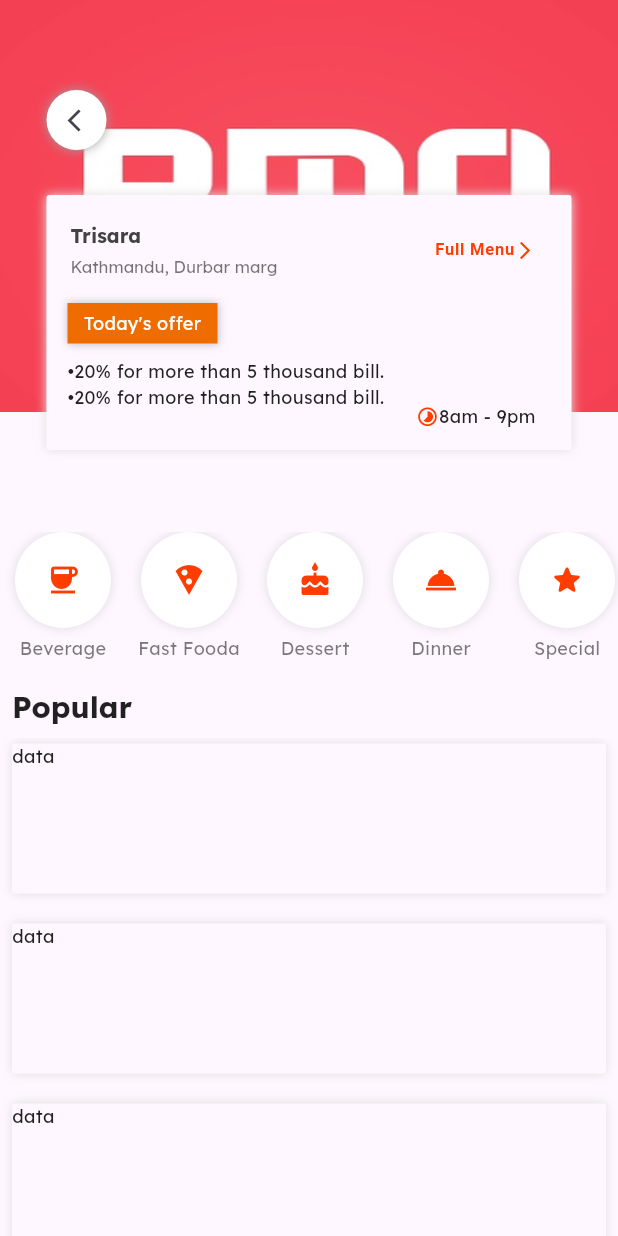
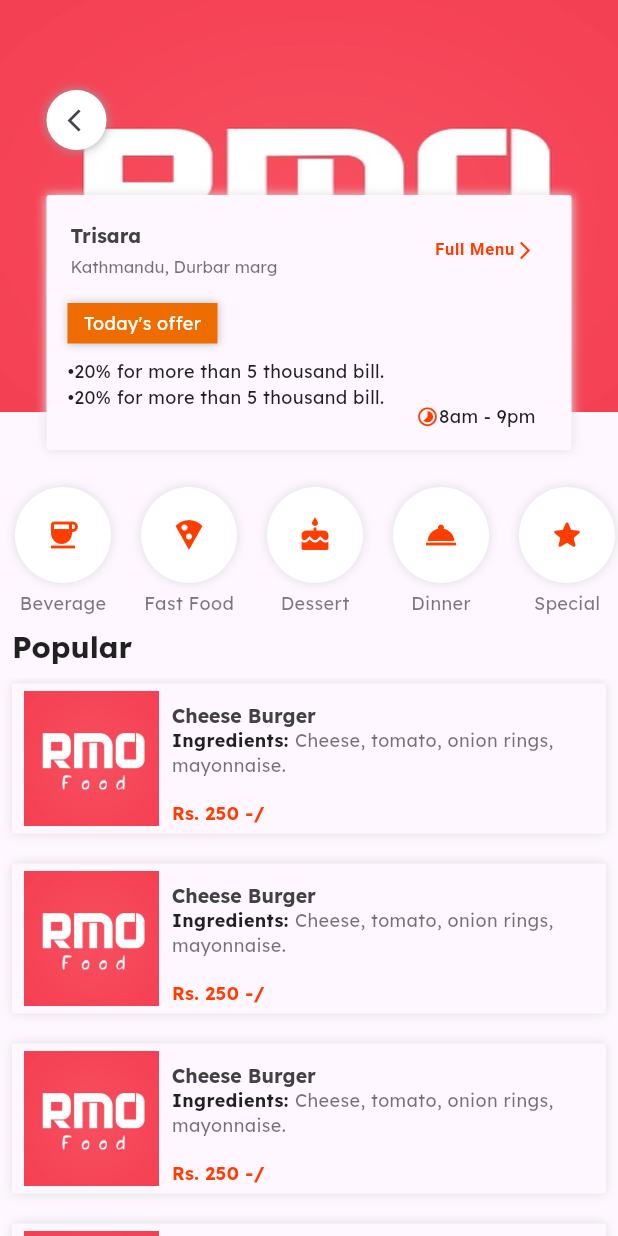
Before and after one commit to RMO-Food/rmo-food-mobile, a Flutter app: the CafeScreen screen opened directly, after a tap on "30%", on a phone screen of 412 x 824 dp. Run offline on Flutter 3.47's test engine with Material 3 defaults, Android fonts, the phone set to English and light mode, and no system bars; our stand-ins replace flutter_svg.

Commit message:
run on iOS, completed cafe detail UI

```diff
--- /dev/null
+++ b/devtools_options.yaml
@@ -0,0 +1 @@
+extensions:
--- a/lib/helper/custom_appbar.dart
+++ b/lib/helper/custom_appbar.dart
@@ -18,37 +18,40 @@ class CustomAppBar extends StatelessWidget implements PreferredSizeWidget {
     return AppBar(
         title: ListTile(
             contentPadding: const EdgeInsets.only(top: 20, bottom: 10),
-            leading: leading ??
-                Container(
-                    decoration: const BoxDecoration(
+            leading: SizedBox(
+                width: 40,
+                height: 40,
+                child: leading ??
+                    const DecoratedBox(
+                        decoration: BoxDecoration(
                             color: primaryColor,
                             borderRadius: BorderRadius.all(Radius.circular(5))),
+                        child: Icon(Icons.person, color: Colors.white))),
+            title: title ??
+                const Text("Hi, John",
+                    style:
+                        TextStyle(fontWeight: FontWeight.bold, fontSize: 17)),
+            subtitle: subtitle,
+            trailing: showSetting!
+                ? SizedBox(
                     height: 40,
                     width: 40,
-                    child: const Icon(Icons.person, color: Colors.white)),
-            title: title ??
-                Text("Hi, John",
-                    style: Theme.of(context).textTheme.bodyMedium!.copyWith(
-                        fontWeight: FontWeight.bold,
-                        fontSize: 17,
-                        letterSpacing: -.5)),
-            subtitle: subtitle,
-            trailing: showSetting!
-                ? Container(
+                    child: DecoratedBox(
                         decoration: BoxDecoration(
-                        color: MediaQuery.platformBrightnessOf(context).name ==
+                            color:
+                                MediaQuery.platformBrightnessOf(context).name ==
                                         "light"
                                     ? Colors.black12
                                     : Colors.grey.shade800,
                             borderRadius:
                                 const BorderRadius.all(Radius.circular(5))),
-                    height: 40,
-                    width: 40,
                         child: Icon(Icons.settings,
-                        color: MediaQuery.platformBrightnessOf(context).name ==
+                            color:
+                                MediaQuery.platformBrightnessOf(context).name ==
                                         "light"
                                     ? Colors.black54
-                            : Colors.grey))
+                                    : Colors.grey)),
+                  )
                 : null));
   }
 
--- a/lib/src/pages/services/cafe/presentation/cafe_detail.dart
+++ b/lib/src/pages/services/cafe/presentation/cafe_detail.dart
@@ -23,19 +23,19 @@ class CafeDetailScreen extends StatelessWidget {
             flex: 2,
             child: Column(children: [
               FixedGaps.verticalGap50,
-              FixedGaps.verticalGap30,
+              // FixedGaps.verticalGap30,
               SingleChildScrollView(
+                  clipBehavior: Clip.none,
                   physics: const BouncingScrollPhysics(),
                   scrollDirection: Axis.horizontal,
                   child: Row(children: [
                     _fitlerButtons(icon: Icons.coffee, name: "Beverage"),
-                    _fitlerButtons(icon: Icons.local_pizza, name: "Fast Fooda"),
+                    _fitlerButtons(icon: Icons.local_pizza, name: "Fast Food"),
                     _fitlerButtons(icon: Icons.cake, name: "Dessert"),
                     _fitlerButtons(
                         icon: Icons.room_service_sharp, name: "Dinner"),
                     _fitlerButtons(icon: Icons.star_rounded, name: "Special")
                   ])),
-              FixedGaps.verticalGap10,
               Expanded(
                   child: Column(
                       crossAxisAlignment: CrossAxisAlignment.start,
@@ -53,7 +53,67 @@ class CafeDetailScreen extends StatelessWidget {
                             itemCount: 10,
                             itemBuilder: (context, index) {
                               return AppWidgetHelper.decoratedContainer(context,
-                                  height: 100, child: const Text("data"));
+                                  padding: const EdgeInsets.only(
+                                      left: 5, bottom: 5, top: 5),
+                                  height: 100,
+                                  child: Row(children: [
+                                    const Flexible(
+                                        fit: FlexFit.tight,
+                                        flex: 1,
+                                        child: SizedBox(
+                                            height: double.infinity,
+                                            child: DecoratedBox(
+                                                decoration: BoxDecoration(
+                                                    image: DecorationImage(
+                                                        image: AssetImage(
+                                                            "assets/images/splash.png")))))),
+                                    FixedGaps.horizontalGap5,
+                                    Flexible(
+                                        flex: 3,
+                                        child: Column(
+                                            crossAxisAlignment:
+                                                CrossAxisAlignment.start,
+                                            children: [
+                                              ListTile(
+                                                  contentPadding:
+                                                      EdgeInsets.zero,
+                                                  title: const Text(
+                                                      "Cheese Burger"),
+                                                  subtitle: RichText(
+                                                      overflow:
+                                                          TextOverflow.ellipsis,
+                                                      maxLines: 2,
+                                                      text: TextSpan(children: [
+                                                        TextSpan(
+                                                            text:
+                                                                "Ingredients: ",
+                                                            style: Theme.of(
+                                                                    context)
+                                                                .textTheme
+                                                                .bodyMedium!
+                                                                .copyWith(
+                                                                    fontWeight:
+                                                                        FontWeight
+                                                                            .bold)),
+                                                        TextSpan(
+                                                            text:
+                                                                "Cheese, tomato, onion rings, mayonnaise.",
+                                                            style: Theme.of(
+                                                                    context)
+                                                                .textTheme
+                                                                .bodyMedium!
+                                                                .copyWith(
+                                                                    color: Colors
+                                                                        .black54))
+                                                      ]))),
+                                              const Spacer(),
+                                              const Text("Rs. 250 -/",
+                                                  style: TextStyle(
+                                                      color: primaryColor,
+                                                      fontWeight:
+                                                          FontWeight.bold))
+                                            ]))
+                                  ]));
                             }))
                   ]))
             ]))
@@ -77,10 +137,12 @@ class CafeDetailScreen extends StatelessWidget {
                 height: 170,
                 width: 350,
                 child: Column(children: [
-                  const ListTile(
-                      title: Text("Trisara"),
-                      subtitle: Text("Kathmandu, Durbar marg"),
-                      trailing: Row(
+                  ListTile(
+                      title: const Text("Trisara"),
+                      subtitle: const Text("Kathmandu, Durbar marg"),
+                      trailing: InkWell(
+                          onTap: () {},
+                          child: const Row(
                               crossAxisAlignment: CrossAxisAlignment.end,
                               mainAxisSize: MainAxisSize.min,
                               children: [
@@ -90,7 +152,7 @@ class CafeDetailScreen extends StatelessWidget {
                                         color: primaryColor)),
                                 Icon(Icons.arrow_forward_ios,
                                     size: 14, color: primaryColor)
-                          ])),
+                              ]))),
                   Expanded(
                       child: Padding(
                           padding: const EdgeInsets.only(
--- a/pubspec.yaml
+++ b/pubspec.yaml
@@ -15,6 +15,7 @@ dependencies:
   flutter_svg: ^2.0.10+1
   flutter_bloc: ^8.1.4
 
+
 dev_dependencies:
   flutter_test:
     sdk: flutter
@@ -22,6 +23,7 @@ dev_dependencies:
   flutter_lints: ^3.0.1
 
 flutter:
+
 
   uses-material-design: true
 
```
Also changed, not shown: lib/src/pages/bottom_nav/bottom_nav.dart (+3 -16 lines), lib/src/pages/services/home/home.dart (+40 -85 lines), 9 other files. Lines whose indentation alone changed are shown as unchanged.
